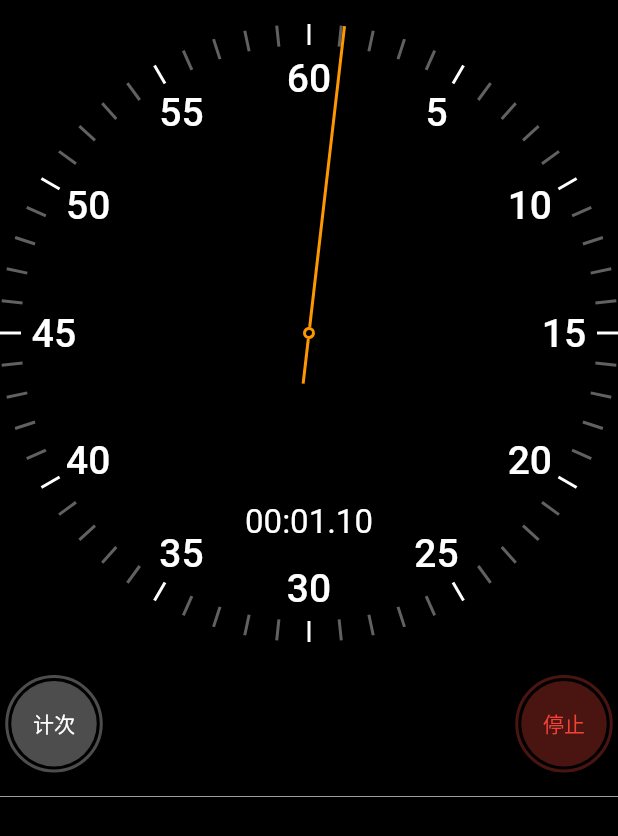
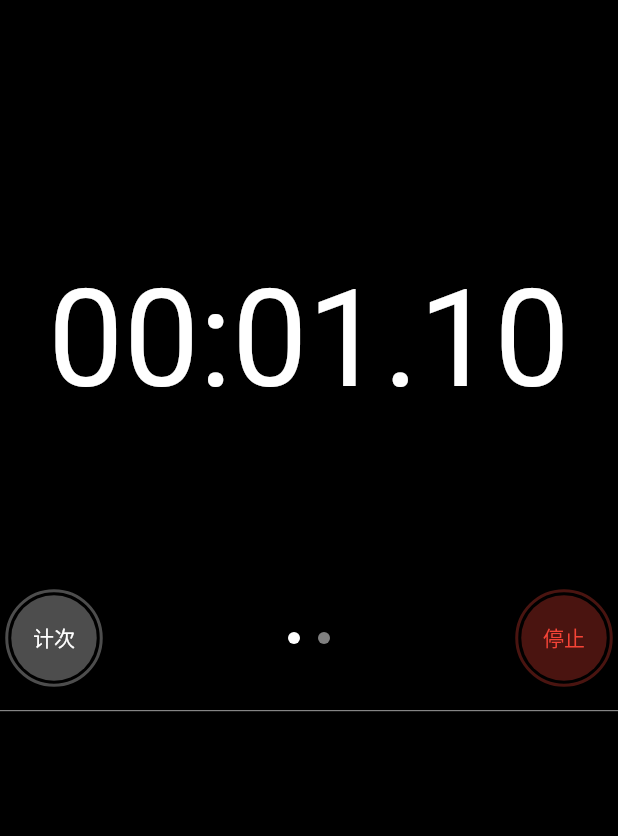
Before and after one commit to lakerszhy/stopwatch, a Flutter app: the screen it shows after launch, after a tap on "启动", on a phone screen of 412 x 824 dp. Shown: the top 836 px of the screen. Run offline on Flutter 3.47's test engine with Material 2 defaults, Android fonts, the phone set to English and light mode, and no system bars; our stand-ins replace bloc, equatable, flutter_bloc.

Commit message:
增加文本显示计时

```diff
--- /dev/null
+++ b/lib/blocs/page_view/page_view_cubit.dart
@@ -0,0 +1,7 @@
+import 'package:bloc/bloc.dart';
+
+class PageViewCubit extends Cubit<int> {
+  PageViewCubit() : super(0);
+
+  void select(int index) => emit(index);
+}
--- /dev/null
+++ b/lib/pages/clock_dial_view.dart
@@ -0,0 +1,25 @@
+import 'dart:math';
+
+import 'package:flutter/material.dart';
+import 'package:stopwatch/widgets/widgets.dart';
+
+class ClockDialView extends StatelessWidget {
+  const ClockDialView({Key? key}) : super(key: key);
+
+  @override
+  Widget build(BuildContext context) {
+    return LayoutBuilder(builder: (context, constraints) {
+      final radius = min(constraints.maxWidth, constraints.maxHeight) / 2;
+      return Stack(
+        children: [
+          ClockMarkers(radius: radius),
+          const Align(
+            alignment: Alignment(0, 0.3),
+            child: ElapsedTimeText(),
+          ),
+          ClockHand(radius: radius, thickness: 2),
+        ],
+      );
+    });
+  }
+}
--- /dev/null
+++ b/lib/pages/clock_digit_view.dart
@@ -0,0 +1,19 @@
+import 'package:flutter/material.dart';
+import 'package:stopwatch/widgets/widgets.dart';
+
+class ClockDigitView extends StatelessWidget {
+  const ClockDigitView({Key? key}) : super(key: key);
+
+  @override
+  Widget build(BuildContext context) {
+    return const Center(
+      child: Padding(
+        padding: EdgeInsets.symmetric(horizontal: 32),
+        child: SizedBox(
+          width: double.infinity,
+          child: FittedBox(child: ElapsedTimeText()),
+        ),
+      ),
+    );
+  }
+}
--- a/lib/pages/stopwatch_page.dart
+++ b/lib/pages/stopwatch_page.dart
@@ -1,9 +1,10 @@
-import 'dart:math';
-
 import 'package:flutter/material.dart';
 import 'package:flutter/scheduler.dart';
 import 'package:flutter_bloc/flutter_bloc.dart';
+import 'package:stopwatch/blocs/page_view/page_view_cubit.dart';
 import 'package:stopwatch/blocs/stopwatch/stopwatch_cubit.dart';
+import 'package:stopwatch/pages/clock_dial_view.dart';
+import 'package:stopwatch/pages/clock_digit_view.dart';
 import 'package:stopwatch/widgets/widgets.dart';
 
 class StopwatchPage extends StatefulWidget {
@@ -33,33 +34,35 @@ class _StopwatchPageState extends State<StopwatchPage>
   @override
   Widget build(BuildContext context) {
     return Scaffold(
-      body: BlocProvider.value(
-        value: _stopwatchCubit,
+      body: MultiBlocProvider(
+        providers: [
+          BlocProvider(create: (context) => PageViewCubit()),
+          BlocProvider.value(value: _stopwatchCubit),
+        ],
         child: Column(
           children: [
-            AspectRatio(
-              aspectRatio: 0.8,
-              child: Container(
-                margin: EdgeInsets.only(
-                  top: MediaQuery.of(context).padding.top + 16,
+            Padding(
+              padding: EdgeInsets.only(
+                top: MediaQuery.of(context).padding.top,
+              ),
+              child: AspectRatio(
+                aspectRatio: 0.90,
+                child: Stack(
+                  children: [
+                    const _View(),
+                    Align(
+                      alignment: Alignment.bottomCenter,
+                      child: Row(
+                        mainAxisAlignment: MainAxisAlignment.spaceBetween,
+                        children: const [
+                          ResetLapButton(),
+                          PageViewDots(),
+                          StartStopButton(),
+                        ],
+                      ),
+                    ),
+                  ],
                 ),
-                child: LayoutBuilder(builder: (context, constraints) {
-                  final radius =
-                      min(constraints.maxWidth, constraints.maxHeight) / 2;
-                  return Stack(
-                    children: [
-                      ClockDial(radius: radius),
-                      const Align(
-                        alignment: Alignment.bottomRight,
-                        child: StartStopButton(),
-                      ),
-                      const Align(
-                        alignment: Alignment.bottomLeft,
-                        child: ResetLapButton(),
-                      ),
-                    ],
-                  );
-                }),
               ),
             ),
             const Divider(height: 32),
@@ -77,3 +80,18 @@ class _StopwatchPageState extends State<StopwatchPage>
     super.dispose();
   }
 }
+
+class _View extends StatelessWidget {
+  const _View({Key? key}) : super(key: key);
+
+  @override
+  Widget build(BuildContext context) {
+    return PageView(
+      onPageChanged: (index) => context.read<PageViewCubit>().select(index),
+      children: const [
+        ClockDigitView(),
+        ClockDialView(),
+      ],
+    );
+  }
+}
--- a/lib/widgets/clock_dial.dart
+++ /dev/null
@@ -1,22 +0,0 @@
-import 'package:flutter/material.dart';
-import 'package:stopwatch/widgets/widgets.dart';
-
-class ClockDial extends StatelessWidget {
-  final double radius;
-
-  const ClockDial({Key? key, required this.radius}) : super(key: key);
-
-  @override
-  Widget build(BuildContext context) {
-    return Stack(
-      children: [
-        ClockMarkers(radius: radius),
-        const Align(
-          alignment: Alignment(0, 0.35),
-          child: ElapsedTimeText(),
-        ),
-        ClockHand(radius: radius, thickness: 2),
-      ],
-    );
-  }
-}
--- a/lib/widgets/clock_markers.dart
+++ b/lib/widgets/clock_markers.dart
@@ -1,6 +1,8 @@
 import 'dart:math';
 
 import 'package:flutter/material.dart';
+
+const _ticksCount = 300;
 
 class ClockMarkers extends StatelessWidget {
   final double radius;
@@ -11,7 +13,7 @@ class ClockMarkers extends StatelessWidget {
   Widget build(BuildContext context) {
     return Stack(
       children: [
-        for (var i = 0; i < 60; i++)
+        for (var i = 0; i < _ticksCount; i++)
           Positioned(
             left: radius,
             top: radius,
@@ -33,9 +35,9 @@ class _TickMarker extends StatelessWidget {
   final double radius;
 
   final _width = 2.0;
-  final _height = 14.0;
 
-  Color? get _color => seconds % 5 == 0 ? Colors.white : Colors.grey[700];
+  Color? get _color => seconds % 25 == 0 ? Colors.white : Colors.grey[700];
+  double get _height => seconds % 5 == 0 ? 14 : 8;
 
   const _TickMarker({
     Key? key,
@@ -49,7 +51,7 @@ class _TickMarker extends StatelessWidget {
       alignment: Alignment.center,
       transform: Matrix4.identity()
         ..translate(-_width / 2, -_height / 2, 0.0)
-        ..rotateZ(pi * 2 * seconds / 60)
+        ..rotateZ(pi * 2 * seconds / _ticksCount)
         ..translate(0.0, radius - _height / 2, 0.0),
       child: Container(
         width: _width,
--- a/lib/widgets/elapsed_time_text.dart
+++ b/lib/widgets/elapsed_time_text.dart
@@ -12,15 +12,12 @@ class ElapsedTimeText extends StatelessWidget {
   Widget build(BuildContext context) {
     return BlocBuilder<StopwatchCubit, StopwatchState>(
       builder: (context, state) {
-        return SizedBox(
-          width: double.infinity,
-          child: Text(
-            state.totalElapsed.toText(),
-            textAlign: TextAlign.center,
-            style: const TextStyle(
-              fontSize: 22,
-              fontFeatures: [FontFeature.tabularFigures()],
-            ),
+        return Text(
+          state.totalElapsed.toText(),
+          textAlign: TextAlign.center,
+          style: const TextStyle(
+            fontSize: 22,
+            fontFeatures: [FontFeature.tabularFigures()],
           ),
         );
       },
--- /dev/null
+++ b/lib/widgets/page_view_dots.dart
@@ -0,0 +1,41 @@
+import 'package:flutter/material.dart';
+import 'package:flutter_bloc/flutter_bloc.dart';
+import 'package:stopwatch/blocs/page_view/page_view_cubit.dart';
+
+class PageViewDots extends StatelessWidget {
+  const PageViewDots({Key? key}) : super(key: key);
+
+  @override
+  Widget build(BuildContext context) {
+    return BlocBuilder<PageViewCubit, int>(
+      builder: (context, state) {
+        return Row(
+          mainAxisSize: MainAxisSize.min,
+          children: [
+            _Dot(isSelected: state == 0),
+            const SizedBox(width: 12),
+            _Dot(isSelected: state == 1),
+          ],
+        );
+      },
+    );
+  }
+}
+
+class _Dot extends StatelessWidget {
+  final bool isSelected;
+
+  const _Dot({Key? key, required this.isSelected}) : super(key: key);
+
+  @override
+  Widget build(BuildContext context) {
+    return Container(
+      width: 8,
+      height: 8,
+      decoration: BoxDecoration(
+        shape: BoxShape.circle,
+        color: isSelected ? Colors.white : Colors.white.withOpacity(0.5),
+      ),
+    );
+  }
+}
--- a/lib/widgets/widgets.dart
+++ b/lib/widgets/widgets.dart
@@ -4,4 +4,4 @@ export 'start_stop_button.dart';
 export 'action_button.dart';
 export 'reset_lap_button.dart';
 export 'elapsed_time_text.dart';
-export 'clock_dial.dart';
+export 'page_view_dots.dart';
```
